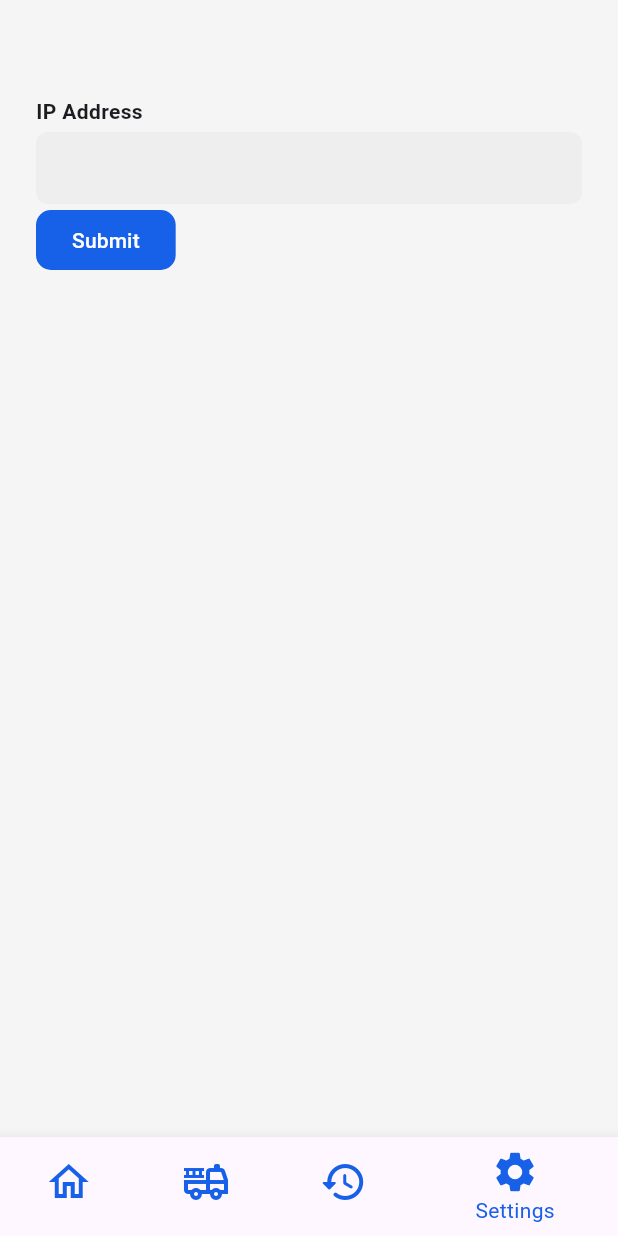
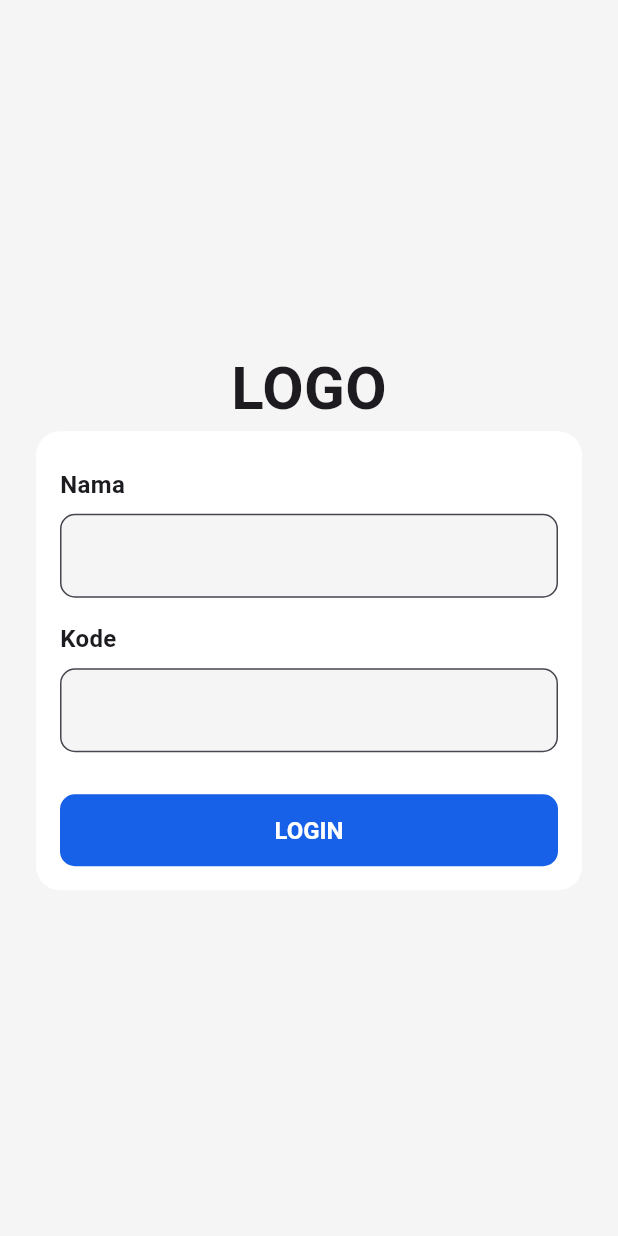
Before and after one commit to cathNotcat/skripsi, a Flutter app: the Navbar screen opened directly, item 4 of the bottom bar chosen, after a tap on "Submit", on a phone screen of 412 x 824 dp. Run offline on Flutter 3.47's test engine with Material 3 defaults, Android fonts, the phone set to English and light mode, and no system bars; our stand-ins replace firebase_core, firebase_messaging, flutter_dotenv, flutter_local_notifications, geolocator, google_maps_flutter and 3 more; missing offline and left inert: flutter_polyline_points; accounts and stored records are empty; network calls fail; statements that could not run were skipped.

```diff
--- a/lib/main.dart
+++ b/lib/main.dart
@@ -2,8 +2,10 @@
 
 import 'package:aplikasi_1/firebase_options.dart';
 import 'package:aplikasi_1/home_page.dart';
+import 'package:aplikasi_1/services/network_finding_service.dart';
 import 'package:aplikasi_1/services/notification_service.dart';
 import 'package:aplikasi_1/settings_page.dart';
+import 'package:aplikasi_1/views/login_screen.dart';
 import 'package:firebase_core/firebase_core.dart';
 import 'package:flutter/material.dart';
 import 'package:flutter_dotenv/flutter_dotenv.dart';
@@ -13,13 +15,16 @@ import 'package:shared_preferences/shared_preferences.dart';
 
 void main() async {
   WidgetsFlutterBinding.ensureInitialized();
+  // final networkFindingService = NetworkFindingService();
+  // await networkFindingService.findLocalBackend();
+
   await Firebase.initializeApp(
     options: DefaultFirebaseOptions.currentPlatform,
   );
   await NotificationService.instance.initialize();
   await requestLocationPermission();
   await dotenv.load();
-  runApp(const MainApp());
+  runApp(MainApp());
 }
 
 Future<void> requestLocationPermission() async {
@@ -58,9 +63,10 @@ class MainApp extends StatelessWidget {
             bodyMedium: TextStyle(fontSize: 16),
           )),
       debugShowCheckedModeBanner: false,
-      // home: SafeArea(child: LoginPage()),
+      // home: SafeArea(child: SettingsPage()),
+      home: SafeArea(child: LoginScreen()),
       // home: SafeArea(child: HomePage()),
-      home: SafeArea(child: Navbar()),
+      // home: SafeArea(child: Navbar()),
     );
   }
 }
@@ -74,9 +80,10 @@ class Navbar extends StatefulWidget {
 }
 
 class _NavbarState extends State<Navbar> {
-  Color buttonColor = Color.fromARGB(255, 23, 96, 232);
+  Color selectedbuttonColor = Color.fromARGB(255, 71, 129, 236);
+  Color unselectedButtonColor = Color.fromARGB(255, 104, 111, 124);
 
-  int _selectedIndex = 3;
+  int _selectedIndex = 0;
   final List<Widget> _pages = [
     HomePage(),
     PesananPage(),
@@ -90,7 +97,7 @@ class _NavbarState extends State<Navbar> {
     if (widget.chosenIndex != null) {
       _selectedIndex = widget.chosenIndex;
     } else {
-      _selectedIndex = 3;
+      _selectedIndex = 0;
     }
   }
 
@@ -136,8 +143,8 @@ class _NavbarState extends State<Navbar> {
           ),
         ],
         currentIndex: _selectedIndex,
-        selectedItemColor: buttonColor,
-        unselectedItemColor: buttonColor,
+        selectedItemColor: selectedbuttonColor,
+        unselectedItemColor: unselectedButtonColor,
         onTap: _onItemTapped,
       ),
     );
--- a/lib/services/sopir_service.dart
+++ b/lib/services/sopir_service.dart
@@ -1,4 +1,4 @@
-import 'package:aplikasi_1/model/sopir.dart';
+import 'package:aplikasi_1/models/sopir.dart';
 import 'package:flutter_dotenv/flutter_dotenv.dart';
 import 'dart:convert';
 import 'package:http/http.dart' as http;
@@ -9,7 +9,7 @@ class SopirService {
 
   Future<Sopir?> getSopir() async {
     final prefs = await SharedPreferences.getInstance();
-    String? baseUrl = prefs.getString('ip_addres');
+    String? baseUrl = prefs.getString('ip_address');
     var url = Uri.parse('$baseUrl/sopir/adi');
 
     try {
--- a/lib/settings_page.dart
+++ b/lib/settings_page.dart
@@ -1,5 +1,7 @@
 // ignore_for_file: prefer_const_constructors
 
+import 'package:aplikasi_1/main.dart';
+import 'package:aplikasi_1/views/login_screen.dart';
 import 'package:flutter/material.dart';
 import 'package:shared_preferences/shared_preferences.dart';
 
@@ -22,7 +24,7 @@ class _SettingsPageState extends State<SettingsPage> {
   Future<void> _setIpAddress(String ipAddress) async {
     final prefs = await SharedPreferences.getInstance();
     await prefs.setString('ip_address', 'http://${ipAddress}/backend_api');
-    String? ip = prefs.getString('ip_addres');
+    String? ip = prefs.getString('ip_address');
     print('done input ip: $ip');
   }
 
@@ -59,6 +61,10 @@ class _SettingsPageState extends State<SettingsPage> {
             FilledButton(
               onPressed: () {
                 _setIpAddress(inputIpController.text);
+                Navigator.push(
+                  context,
+                  MaterialPageRoute(builder: (context) => LoginScreen()),
+                );
               },
               style: ButtonStyle(
                 backgroundColor: WidgetStateProperty.all(
--- /dev/null
+++ b/lib/views/login_screen.dart
@@ -0,0 +1,159 @@
+// ignore_for_file: prefer_const_constructors, prefer_const_literals_to_create_immutables
+
+import 'package:aplikasi_1/main.dart';
+import 'package:aplikasi_1/view_model/login_view_model.dart';
+import 'package:flutter/material.dart';
+import 'package:provider/provider.dart';
+
+class LoginScreen extends StatefulWidget {
+  const LoginScreen({super.key});
+
+  @override
+  State<LoginScreen> createState() => _LoginScreenState();
+}
+
+class _LoginScreenState extends State<LoginScreen> {
+  @override
+  Widget build(BuildContext context) {
+    return ChangeNotifierProvider(
+      create: (_) => LoginViewModel(),
+      child: Scaffold(
+        body: Consumer<LoginViewModel>(builder: (context, viewModel, _) {
+          return SingleChildScrollView(
+            child: Container(
+              height: MediaQuery.of(context).size.height,
+              alignment: Alignment.center,
+              child: viewModel.isLoading
+                  ? Center(child: CircularProgressIndicator())
+                  : Container(
+                      padding: const EdgeInsets.all(24),
+                      child: Form(
+                        child: Column(
+                          mainAxisAlignment: MainAxisAlignment.center,
+                          crossAxisAlignment: CrossAxisAlignment.center,
+                          children: [
+                            Text(
+                              'LOGO',
+                              style: TextStyle(
+                                  fontWeight: FontWeight.bold, fontSize: 40),
+                            ),
+                            Container(
+                              padding: EdgeInsets.all(16),
+                              width: double.infinity,
+                              decoration: BoxDecoration(
+                                color: Color.fromARGB(255, 255, 255, 255),
+                                borderRadius:
+                                    BorderRadius.all(Radius.circular(16)),
+                              ),
+                              child: Column(
+                                mainAxisAlignment: MainAxisAlignment.start,
+                                crossAxisAlignment: CrossAxisAlignment.start,
+                                children: [
+                                  SizedBox(height: 8),
+                                  Text(
+                                    'Nama',
+                                    style:
+                                        TextStyle(fontWeight: FontWeight.bold),
+                                  ),
+                                  SizedBox(height: 8),
+                                  inputField(
+                                      viewModel.namaController, 'Nama', false),
+                                  SizedBox(height: 16),
+                                  Text(
+                                    'Kode',
+                                    style:
+                                        TextStyle(fontWeight: FontWeight.bold),
+                                  ),
+                                  SizedBox(height: 8),
+                                  inputField(
+                                      viewModel.kodeController, 'Kode', true),
+                                  SizedBox(height: 8),
+                                  viewModel.isError
+                                      ? Text(
+                                          'Nama atau Kode salah!',
+                                          style: TextStyle(color: Colors.red),
+                                        )
+                                      : SizedBox(),
+                                  Container(
+                                    padding: const EdgeInsets.only(top: 20),
+                                    child: SizedBox(
+                                      width: double.infinity,
+                                      height: 48,
+                                      child: FilledButton(
+                                        style: FilledButton.styleFrom(
+                                          backgroundColor: const Color.fromARGB(
+                                              255, 23, 96, 232),
+                                          foregroundColor: Colors.white,
+                                          shape: RoundedRectangleBorder(
+                                            borderRadius:
+                                                BorderRadius.circular(10),
+                                          ),
+                                          textStyle: const TextStyle(
+                                            fontSize: 16.0,
+                                          ),
+                                        ),
+                                        onPressed: () async {
+                                          await viewModel.getLoginInfo();
+                                          if (!viewModel.isError) {
+                                            Navigator.push(
+                                              context,
+                                              MaterialPageRoute(
+                                                  builder: (context) =>
+                                                      Navbar()),
+                                            );
+                                          }
+                                        },
+                                        child: const Text(
+                                          'LOGIN',
+                                          style: TextStyle(
+                                              fontWeight: FontWeight.bold),
+                                        ),
+                                      ),
+                                    ),
+                                  ),
+                                ],
+                              ),
+                            ),
+                          ],
+                        ),
+                      ),
+                    ),
+            ),
+          );
+        }),
+      ),
+    );
+  }
+
+  Widget inputField(
+      TextEditingController controller, String value, bool secure) {
+    return TextFormField(
+      controller: controller,
+      obscureText: secure ? true : false,
+      cursorColor: const Color.fromARGB(500, 24, 41, 78),
+      style: const TextStyle(color: Color.fromARGB(500, 24, 41, 78)),
+      decoration: InputDecoration(
+        filled: true,
+        fillColor: Color.fromARGB(255, 245, 245, 245),
+        border: OutlineInputBorder(
+          borderRadius: BorderRadius.circular(10),
+          borderSide: const BorderSide(
+            color: Color.fromARGB(80, 212, 212, 212),
+          ),
+        ),
+        focusedBorder: OutlineInputBorder(
+          borderRadius: BorderRadius.circular(16),
+          borderSide: const BorderSide(
+            color: Color.fromARGB(255, 212, 212, 212),
+          ),
+        ),
+      ),
+      validator: (value) {
+        if (value == null || value.isEmpty) {
+          return '$value harus diisi';
+        }
+        return null;
+      },
+    );
+  }
+}
--- a/pubspec.yaml
+++ b/pubspec.yaml
@@ -21,6 +21,8 @@ dependencies:
   firebase_core: ^3.10.0
   firebase_messaging: ^15.1.3
   flutter_local_notifications: ^17.2.3
+  network_info_plus: ^6.1.4
+  provider: ^6.1.5
 
 dev_dependencies:
   flutter_test:
```
Also changed, not shown: lib/detail_pesanan.dart (deleted, +0 -15 lines), lib/home_page.dart (+22 -24 lines), lib/login_page.dart (deleted, +0 -140 lines), lib/services/network_finding_service.dart (added, +78 -0 lines), lib/view_model/login_view_model.dart (added, +45 -0 lines), lib/view_model/network_finding_view_model.dart (added, +22 -0 lines), lib/models/pengiriman.dart (renamed from lib/model/pengiriman.dart), lib/models/sopir.dart (renamed from lib/model/sopir.dart), pubspec.lock, 5 other files.
